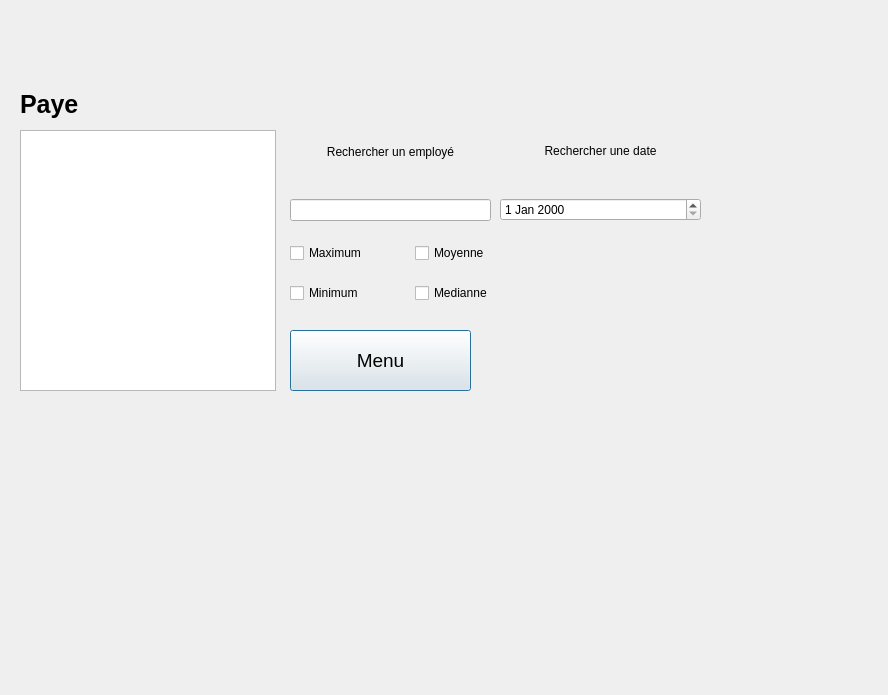
This is UI/MenuPaye.ui in LePerron/Application-gestion-employes-projet-session-2023 as Qt 5 draws it before an edit. The edited form follows.
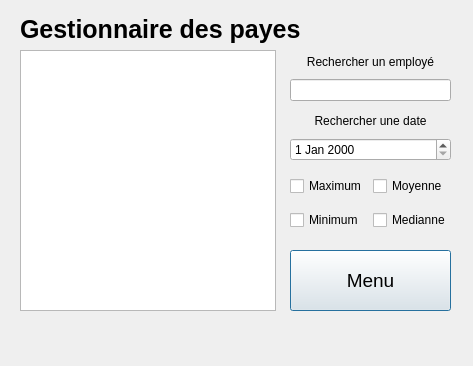
This is the edited form.

Diff of the .ui file:
```diff
--- a/UI/MenuPaye.ui
+++ b/UI/MenuPaye.ui
@@ -6,8 +6,8 @@
    <rect>
     <x>0</x>
     <y>0</y>
-    <width>888</width>
-    <height>695</height>
+    <width>473</width>
+    <height>366</height>
    </rect>
   </property>
   <property name="windowTitle">
@@ -16,10 +16,10 @@
   <widget class="QLabel" name="labelErreurSelection">
    <property name="geometry">
     <rect>
-     <x>10</x>
-     <y>409</y>
-     <width>461</width>
-     <height>51</height>
+     <x>20</x>
+     <y>320</y>
+     <width>431</width>
+     <height>21</height>
     </rect>
    </property>
    <property name="text">
@@ -30,9 +30,9 @@
    <property name="geometry">
     <rect>
      <x>20</x>
-     <y>79</y>
-     <width>121</width>
-     <height>51</height>
+     <y>9</y>
+     <width>431</width>
+     <height>41</height>
     </rect>
    </property>
    <property name="font">
@@ -43,16 +43,16 @@
     </font>
    </property>
    <property name="text">
-    <string>Paye</string>
+    <string>Gestionnaire des payes</string>
    </property>
   </widget>
   <widget class="QWidget" name="gridLayoutWidget">
    <property name="geometry">
     <rect>
      <x>290</x>
-     <y>229</y>
-     <width>243</width>
-     <height>89</height>
+     <y>168</y>
+     <width>161</width>
+     <height>71</height>
     </rect>
    </property>
    <layout class="QGridLayout" name="gridLayout">
@@ -90,7 +90,7 @@
    <property name="geometry">
     <rect>
      <x>20</x>
-     <y>130</y>
+     <y>50</y>
      <width>256</width>
      <height>261</height>
     </rect>
@@ -100,9 +100,9 @@
    <property name="geometry">
     <rect>
      <x>290</x>
-     <y>110</y>
-     <width>201</width>
-     <height>111</height>
+     <y>50</y>
+     <width>161</width>
+     <height>51</height>
     </rect>
    </property>
    <layout class="QVBoxLayout" name="verticalLayout_2">
@@ -124,10 +124,10 @@
   <widget class="QWidget" name="verticalLayoutWidget_3">
    <property name="geometry">
     <rect>
-     <x>500</x>
+     <x>290</x>
      <y>110</y>
-     <width>201</width>
-     <height>111</height>
+     <width>161</width>
+     <height>51</height>
     </rect>
    </property>
    <layout class="QVBoxLayout" name="verticalLayout_3">
@@ -150,8 +150,8 @@
    <property name="geometry">
     <rect>
      <x>290</x>
-     <y>330</y>
-     <width>181</width>
+     <y>250</y>
+     <width>161</width>
      <height>61</height>
     </rect>
    </property>
```
Left out of the diff: 14 changed lines with no effect on the pictures.
